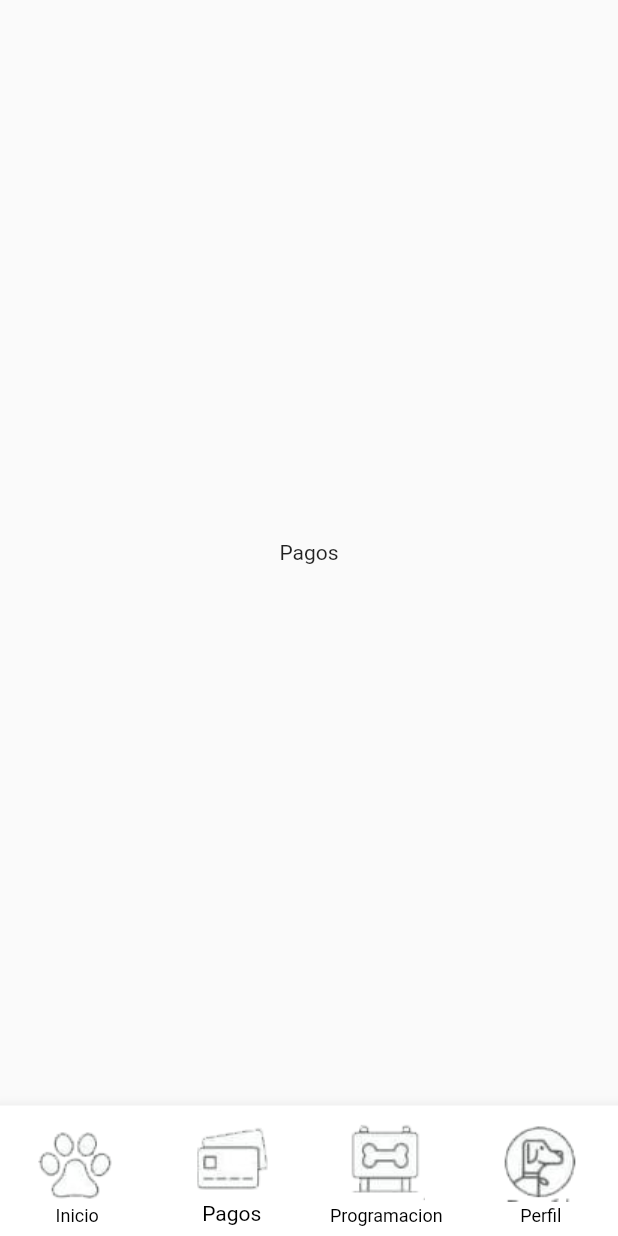
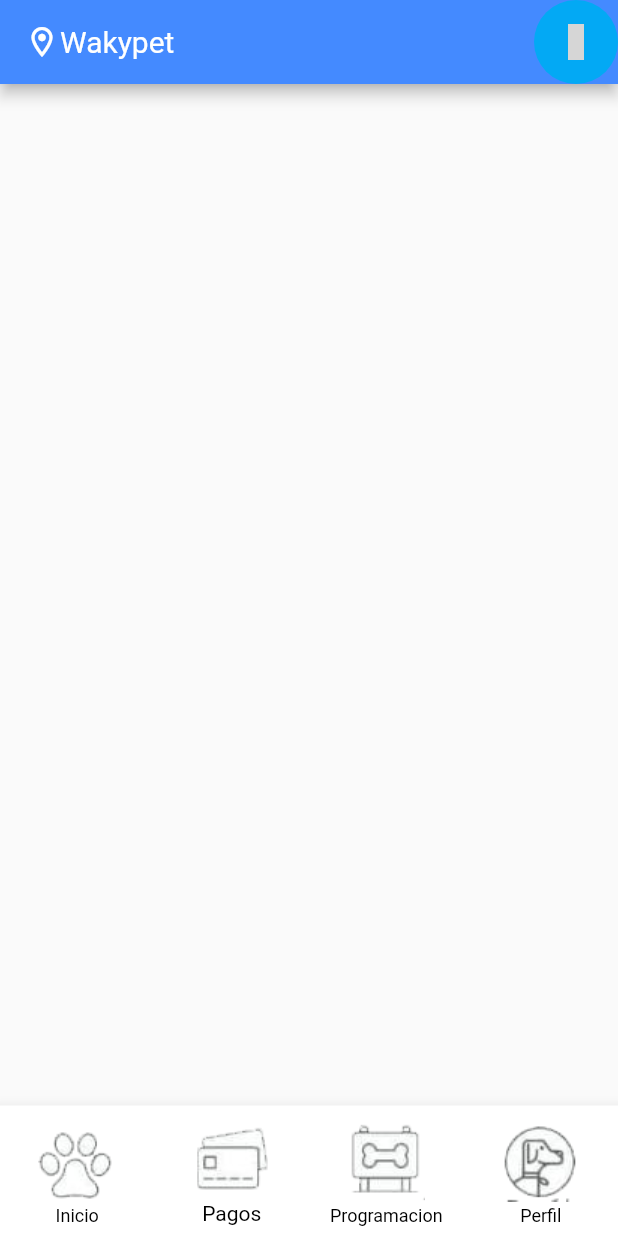
Before and after one commit to Masp2601/pantalla, a Flutter app: the screen it shows after launch, item 2 of the bottom bar chosen, on a phone screen of 412 x 824 dp. Run offline on Flutter 3.47's test engine with Material 2 defaults, Android fonts, the phone set to English and light mode, and no system bars; statements that could not run were skipped; grey boxes are pictures that could not be loaded.

Commit message:
se agrega appBar

```diff
--- a/lib/tabpages/earning_tab.dart
+++ b/lib/tabpages/earning_tab.dart
@@ -10,8 +10,41 @@ class EarningsTabPage extends StatefulWidget {
 class _EarningsTabPageState extends State<EarningsTabPage> {
   @override
   Widget build(BuildContext context) {
-    return const Center(
-      child: Text("Pagos"),
+    return Scaffold(
+          appBar: AppBar(
+            title: const Text(
+              "Wakypet",
+              style: TextStyle(fontWeight: FontWeight.normal),
+            ),
+            titleSpacing: -16,
+            //color de fondo
+            backgroundColor: Colors.blueAccent,
+            // Establecer la imagen de la pantalla frontal
+            leading: IconButton(
+              icon: const Icon(Icons.location_on_outlined),
+              onPressed: () {},
+            ),
+            // Coloca el icono detrás
+            actions: <Widget>[
+              SizedBox.fromSize(
+                size: const Size(56, 56), // button width and height
+                child: ClipOval(
+                  child: Material(
+                    color: Colors.lightBlue, // button color
+                    child: InkWell(
+                      onTap: () {}, // button pressed
+                      child: Column(
+                        mainAxisAlignment: MainAxisAlignment.center,
+                        children: const <Widget>[
+                          Icon(Icons.whatsapp_sharp, color: Colors.white), // text
+                        ],
+                      ),
+                    ),
+                  ),
+                ),
+              )
+            ],
+          ),
     );
   }
 }
```
